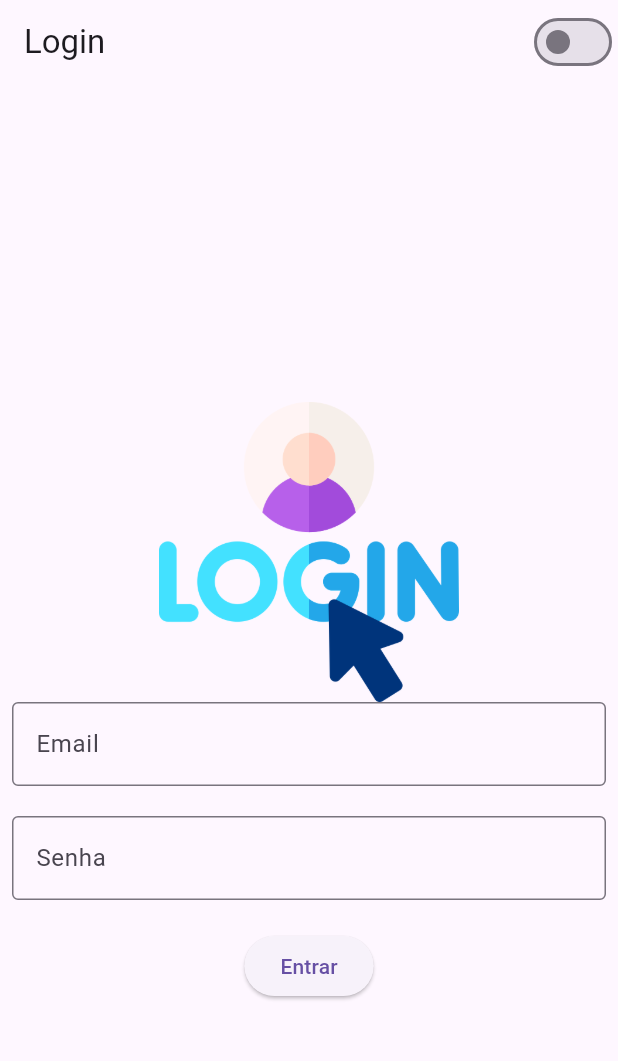
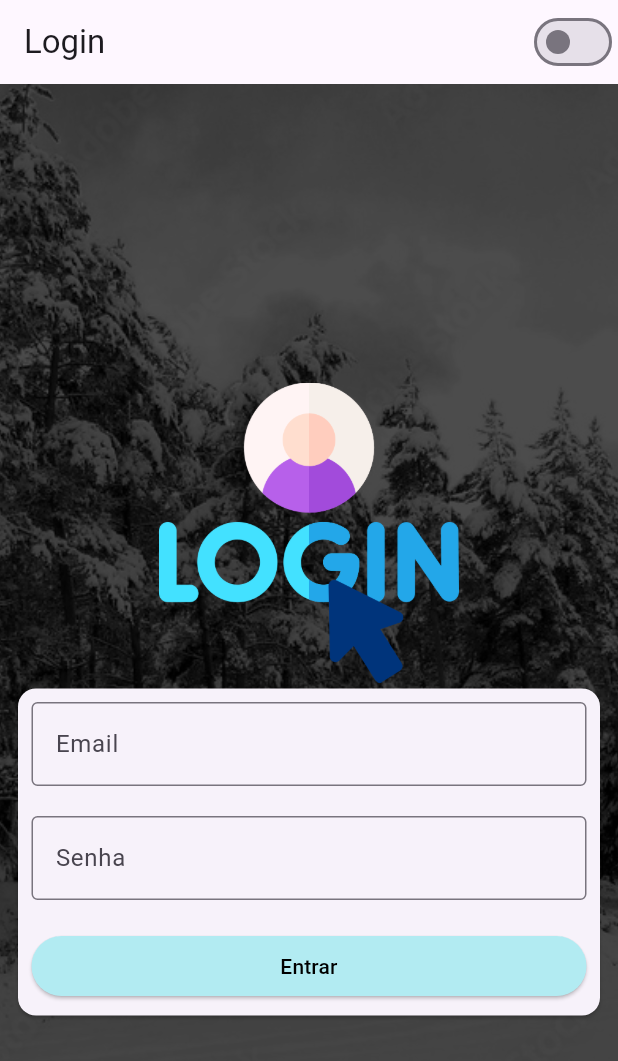
Before and after one commit to bruna-anunciacao/learning-flutter, a Flutter app: the screen it shows after launch, on a phone screen of 412 x 824 dp. Shown: the top 1061 px of the screen. Run offline on Flutter 3.47's test engine with Material 3 defaults, Android fonts, the phone set to English and light mode, and no system bars.

Commit message:
estilizando a tela de login

```diff
--- a/first_project/lib/login_page.dart
+++ b/first_project/lib/login_page.dart
@@ -12,24 +12,23 @@ class LoginPage extends StatefulWidget {
 class _LoginPageState extends State<LoginPage> {
   String email = '';
   String senha = '';
-
-  @override
-  Widget build(BuildContext context) {
-    return Scaffold(
-      appBar: AppBar(title: Text('Login'), actions: [CustomSwitch()]),
-      body: SingleChildScrollView(
+  Widget _body() {
+    return SingleChildScrollView(
       child: SizedBox(
         width: MediaQuery.of(context).size.width,
         height: MediaQuery.of(context).size.height,
         child: Padding(
           padding: EdgeInsets.all(8.0),
-            child:
-                Column(mainAxisAlignment: MainAxisAlignment.center, children: [
+          child: Column(mainAxisAlignment: MainAxisAlignment.center, children: [
             Container(
               width: 200,
               height: 200,
               child: Image.asset('assets/images/login.png'),
             ),
+            Card(
+              child: Padding(
+                padding: const EdgeInsets.all(9.0),
+                child: Column(children: [
                   TextField(
                     onChanged: (text) {
                       email = text;
@@ -53,6 +52,9 @@ class _LoginPageState extends State<LoginPage> {
                   ),
                   Container(height: 20),
                   ElevatedButton(
+                    style: ElevatedButton.styleFrom(
+                        backgroundColor: Colors.cyan.shade100,
+                        foregroundColor: Colors.black),
                     onPressed: () {
                       if (email == 'admin@admin.com' && senha == 'admin') {
                         Navigator.of(context).pushReplacementNamed('/home');
@@ -60,11 +62,37 @@ class _LoginPageState extends State<LoginPage> {
                         print('Login invalido');
                       }
                     },
-                child: Text('Entrar'),
+                    child: Container(
+                        width: double.infinity,
+                        child: Text(
+                          'Entrar',
+                          textAlign: TextAlign.center,
+                        )),
                   )
                 ]),
               ),
             ),
+          ]),
+        ),
+      ),
+    );
+  }
+
+  @override
+  Widget build(BuildContext context) {
+    return Scaffold(
+      appBar: AppBar(title: Text('Login'), actions: [CustomSwitch()]),
+      body: Stack(
+        children: [
+          SizedBox(
+              height: MediaQuery.of(context).size.height,
+              child: Image.asset(
+                'assets/images/background.png',
+                fit: BoxFit.cover,
+              )),
+          Container(color: Colors.black.withOpacity(0.7)),
+          _body(),
+        ],
       ),
     );
   }
--- a/first_project/pubspec.yaml
+++ b/first_project/pubspec.yaml
@@ -61,6 +61,7 @@ flutter:
   # To add assets to your application, add an assets section, like this:
   assets:
     - assets/images/login.png
+    - assets/images/background.png
 
   # An image asset can refer to one or more resolution-specific "variants", see
   # https://flutter.dev/assets-and-images/#resolution-aware
```
Also changed, not shown: first_project/assets/images/background.png (added). Lines whose indentation alone changed are shown as unchanged.
